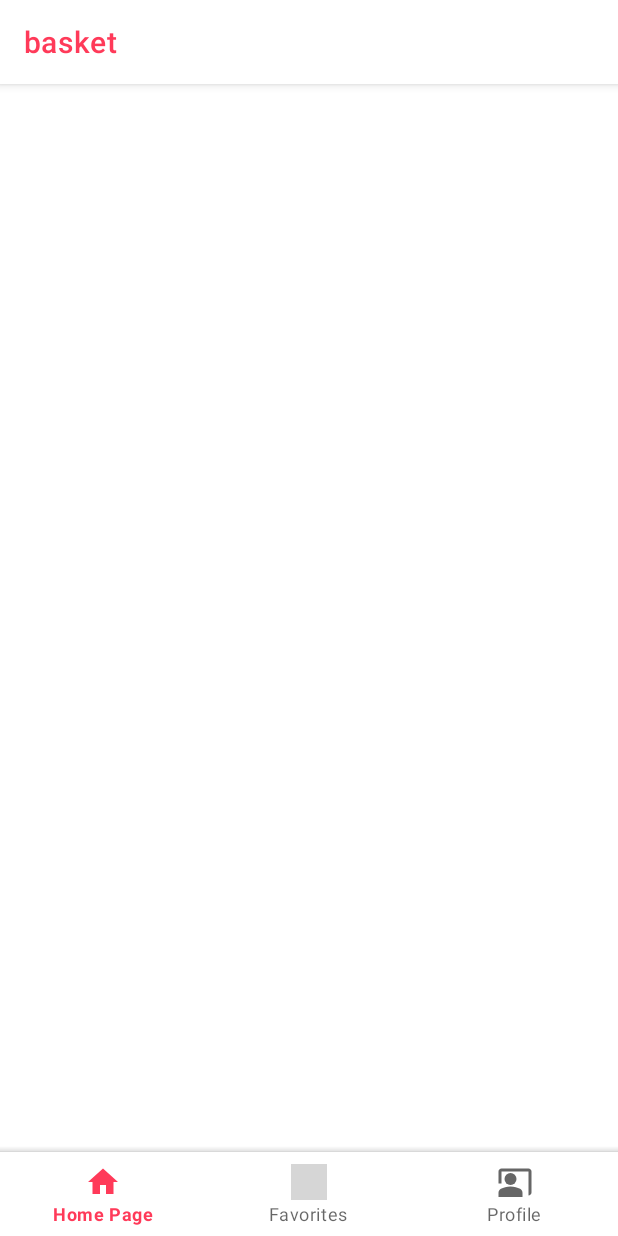
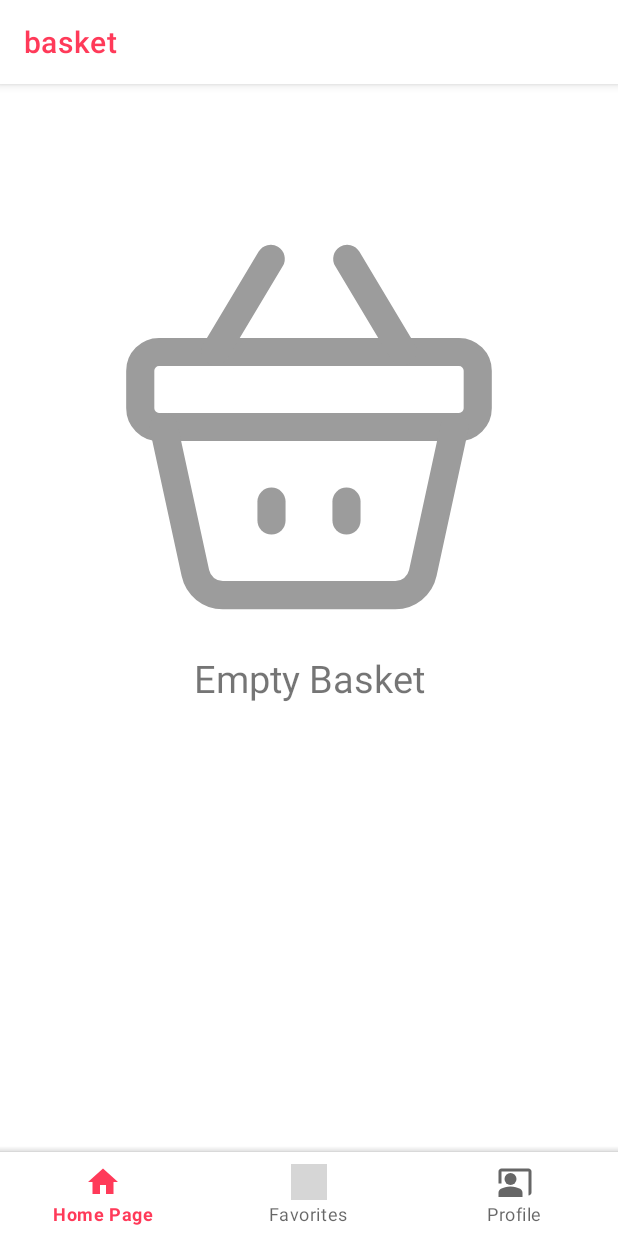
Before and after one commit to Atkn0/E-commerce-App, an Android app: the BasketFragment screen opened through its navigation route, on a phone screen of 412 x 824 dp. Run offline under Robolectric (Android 15) with nearby library versions, the phone set to English and light mode, and no system bars; our stand-ins replace Firebase (no records; nobody signed in at launch, a user with empty details on screens opened directly), Picasso, navigation-ui; network calls fail; pictures from the network do not load; 1 statement that could not run was skipped; grey boxes are pictures that could not be loaded.

Commit message:
basket layout and basket recyclerView , adding animation for empty basket

```diff
--- a/app/src/main/java/com/example/e_commerceapp/Adapters/FavoriteRecyclerViewAdapter.kt
+++ b/app/src/main/java/com/example/e_commerceapp/Adapters/FavoriteRecyclerViewAdapter.kt
@@ -53,7 +53,6 @@ class FavoriteRecyclerViewAdapter(val favoriteList:ArrayList<ProductModel>,val v
 
     }
 
-
     override fun getItemCount(): Int {
         return favoriteList.size
     }
--- a/app/src/main/java/com/example/e_commerceapp/ViewModels/BasketFragmentViewModel.kt
+++ b/app/src/main/java/com/example/e_commerceapp/ViewModels/BasketFragmentViewModel.kt
@@ -10,7 +10,7 @@ class BasketFragmentViewModel : ViewModel() {
 
     private val db = Firebase.firestore
     val basketListLiveData = MutableLiveData<ArrayList<ProductModel>>()
-    val basket_list = ArrayList<ProductModel>()
+    private val basket_list = ArrayList<ProductModel>()
 
     fun getBasketList(){
 
@@ -19,9 +19,8 @@ class BasketFragmentViewModel : ViewModel() {
             .collection("productsInBasket")
             .get().addOnSuccessListener {
 
-                for (i in it){
-                    val doc = it.documents
-                    for (i in doc){
+                val documentList = it.documents
+                for (i in documentList){
                     val id = i.get("id") as Long
                     val title = i.get("title") as String
                     val price = i.get("price") as Double
@@ -29,14 +28,12 @@ class BasketFragmentViewModel : ViewModel() {
                     val image = i.get("image") as String
                     val isSelected = i.get("selected") as Boolean
                     val isInBasket = i.get("inBasket") as Boolean
-                        val product = ProductModel(id.toInt(),title,price.toFloat(),description,image,isSelected)
+                    val product = ProductModel(id.toInt(),title,price.toFloat(),description,image,isSelected,isInBasket)
                     basket_list.add(product)
                 }
-                    basketListLiveData.value = basket_list
+                basketListLiveData.postValue(basket_list)
             }
 
     }
 
 }
-
-}
--- a/app/src/main/java/com/example/e_commerceapp/Views/BasketFragment.kt
+++ b/app/src/main/java/com/example/e_commerceapp/Views/BasketFragment.kt
@@ -8,6 +8,7 @@ import android.view.ViewGroup
 import androidx.lifecycle.Observer
 import androidx.lifecycle.ViewModelProvider
 import androidx.lifecycle.ViewTreeLifecycleOwner
+import androidx.recyclerview.widget.GridLayoutManager
 import androidx.recyclerview.widget.LinearLayoutManager
 import com.example.e_commerceapp.Adapters.BasketRecyclerViewAdapter
 import com.example.e_commerceapp.R
@@ -35,14 +36,14 @@ class BasketFragment : Fragment() {
         binding = FragmentBasketBinding.inflate(inflater)
         val view = binding.root
 
+
+        binding.emptyBasketAnimation.playAnimation()
+
         adapter = BasketRecyclerViewAdapter(arrayListOf())
         binding.BasketRecyclerView.adapter = adapter
         binding.BasketRecyclerView.setHasFixedSize(true)
-        binding.BasketRecyclerView.layoutManager = LinearLayoutManager(requireContext())
+        binding.BasketRecyclerView.layoutManager = LinearLayoutManager(context)
 
-        basketViewModel.basketListLiveData.observe(viewLifecycleOwner, Observer {
-            adapter.updateBasketList(it)
-        })
 
         return view
     }
@@ -51,12 +52,21 @@ class BasketFragment : Fragment() {
     override fun onViewCreated(view: View, savedInstanceState: Bundle?) {
         super.onViewCreated(view, savedInstanceState)
 
+        basketViewModel.basketListLiveData.observe(viewLifecycleOwner, Observer {
 
-
-
-
-
-
+            if(it.isEmpty()){
+                binding.emptyBasketAnimation.visibility = View.VISIBLE
+                binding.emptyBasketTextView.visibility = View.VISIBLE
+                binding.emptyBasketAnimation.playAnimation()
+                adapter.updateBasketList(it)
+            }
+            else{
+                binding.emptyBasketAnimation.visibility = View.GONE
+                binding.emptyBasketTextView.visibility = View.GONE
+                binding.emptyBasketAnimation.pauseAnimation()
+            }
+            adapter.updateBasketList(it)
+        })
     }
 
 
--- a/app/src/main/java/com/example/e_commerceapp/Views/ProductDetailFragment.kt
+++ b/app/src/main/java/com/example/e_commerceapp/Views/ProductDetailFragment.kt
@@ -57,10 +57,9 @@ class ProductDetailFragment : Fragment() {
     ): View? {
         // Inflate the layout for this fragment
         binding = FragmentProductDetailBinding.inflate(inflater, container, false)
-        println("onCreate içinde ve booltest = " + Product.isInBasket)
 
         if (Product.isInBasket){
-            binding.ProductDetailAddToCartButton.text = "Already In Basket"
+            binding.ProductDetailAddToCartButton.text = "Remove From Basket"
             binding.ProductDetailAddToCartButton.setBackgroundColor(Color.GREEN)
         }else{
             binding.ProductDetailAddToCartButton.text = "Add To Basket"
--- a/app/src/main/res/layout/fragment_basket.xml
+++ b/app/src/main/res/layout/fragment_basket.xml
@@ -1,5 +1,6 @@
 <?xml version="1.0" encoding="utf-8"?>
-<androidx.constraintlayout.widget.ConstraintLayout xmlns:android="http://schemas.android.com/apk/res/android"
+<androidx.constraintlayout.widget.ConstraintLayout
+    xmlns:android="http://schemas.android.com/apk/res/android"
     xmlns:tools="http://schemas.android.com/tools"
     android:layout_width="match_parent"
     android:layout_height="match_parent"
@@ -31,15 +32,51 @@
 
     <androidx.recyclerview.widget.RecyclerView
         android:id="@+id/BasketRecyclerView"
+        android:layout_width="match_parent"
+        android:layout_height="wrap_content"
         android:paddingTop="25dp"
         android:paddingBottom="85dp"
+        app:layout_constraintBottom_toBottomOf="parent"
+        app:layout_constraintEnd_toEndOf="parent"
+        app:layout_constraintStart_toStartOf="parent"
+        app:layout_constraintTop_toBottomOf="@id/BasketLayoutAppBar">
+
+    </androidx.recyclerview.widget.RecyclerView>
+
+    <com.airbnb.lottie.LottieAnimationView
+        android:id="@+id/emptyBasketAnimation"
+        android:layout_width="match_parent"
+        android:layout_marginTop="100dp"
+        android:layout_height="300dp"
+        app:layout_constraintBottom_toBottomOf="parent"
+        app:layout_constraintEnd_toEndOf="parent"
+        app:layout_constraintStart_toStartOf="parent"
+        app:layout_constraintTop_toTopOf="parent"
+        app:lottie_autoPlay="true"
+        app:lottie_colorFilter="@color/lottieAnimColor"
+        app:lottie_loop="true"
+        app:lottie_rawRes="@raw/empty_basket">
+
+    </com.airbnb.lottie.LottieAnimationView>
+
+
+    <TextView
+        android:id="@+id/emptyBasketTextView"
         android:layout_width="match_parent"
         android:layout_height="wrap_content"
-        app:layout_constraintTop_toBottomOf="@id/BasketLayoutAppBar"
+        android:layout_gravity="center"
+        android:foregroundGravity="center_horizontal"
+        android:gravity="center"
+        android:text="Empty Basket"
+        android:textSize="25sp"
         app:layout_constraintEnd_toEndOf="parent"
-        app:layout_constraintBottom_toBottomOf="parent"
-        app:layout_constraintStart_toStartOf="parent">
-    </androidx.recyclerview.widget.RecyclerView>
+        app:layout_constraintStart_toStartOf="parent"
+        app:layout_constraintTop_toBottomOf="@id/emptyBasketAnimation"
+        tools:ignore="HardcodedText">
+
+    </TextView>
+
+
 
 
 
--- a/app/src/main/res/layout/fragment_favourite_page.xml
+++ b/app/src/main/res/layout/fragment_favourite_page.xml
@@ -80,11 +80,10 @@
         android:id="@+id/FavoriteRecyclerView"
         android:layout_width="match_parent"
         android:paddingTop="20dp"
+        android:paddingBottom="85dp"
         android:layout_height="wrap_content"
         app:layout_constraintBottom_toBottomOf="parent"
         app:layout_constraintEnd_toEndOf="parent"
         app:layout_constraintStart_toStartOf="parent"
         app:layout_constraintTop_toBottomOf="@+id/FavoriteAppBarLayout" />
-
-
 </androidx.constraintlayout.widget.ConstraintLayout>
--- a/app/src/main/res/values/colors.xml
+++ b/app/src/main/res/values/colors.xml
@@ -11,5 +11,6 @@
     <color name="unSelected_item_color">#FF018786</color>
 
     <color name="appBarTitleColor">#FF3A59</color>
+    <color name="lottieAnimColor">#9C9C9C</color>
 
 </resources>
```
Also changed, not shown: app/src/main/java/com/example/e_commerceapp/Adapters/BasketRecyclerViewAdapter.kt (+17 -2 lines). Lines whose indentation alone changed are shown as unchanged.
